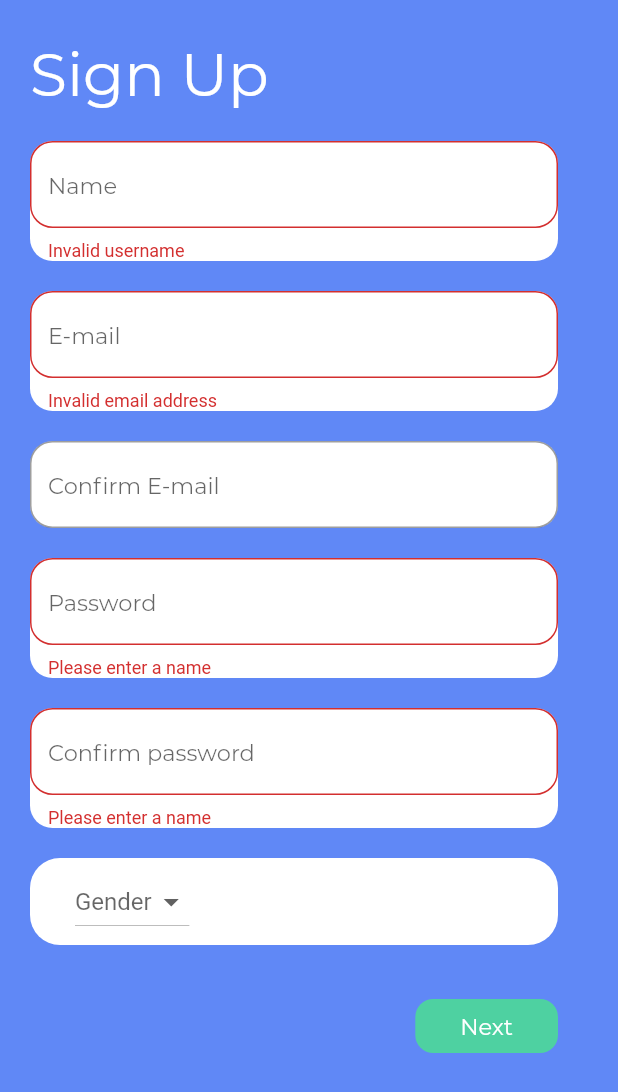
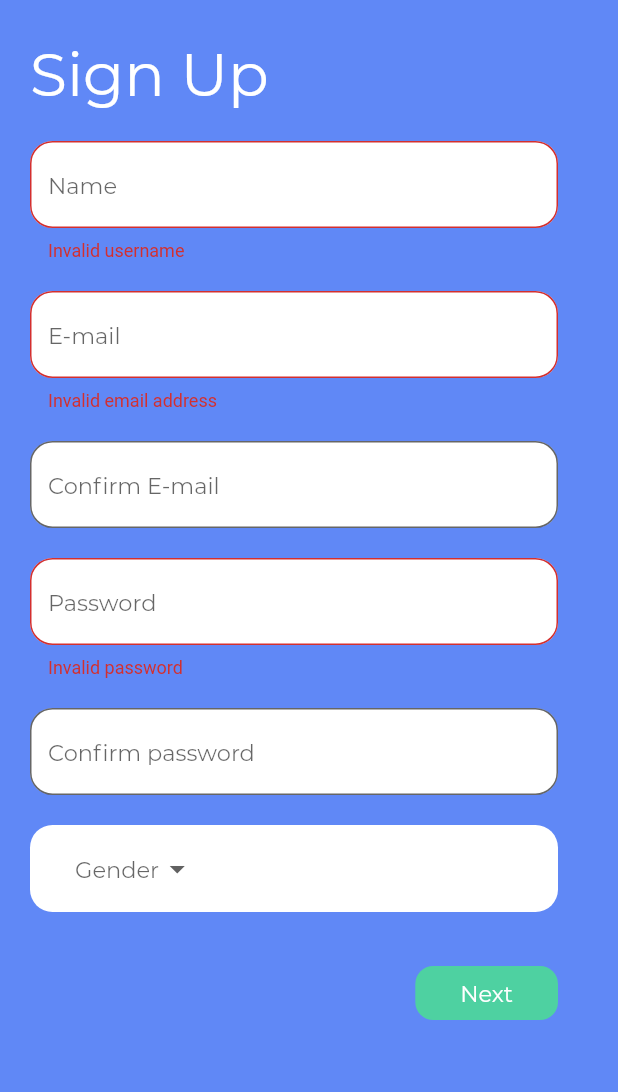
Before and after one commit to Kyu-u/Tutor-Me, a Flutter app: the SignUp1 screen opened by its route, after a tap on "Next", on a phone screen of 412 x 824 dp. Shown: the top 1092 px of the screen. Run offline on Flutter 3.47's test engine with Material 2 defaults, Android fonts, the phone set to English and light mode, and no system bars; our stand-ins replace email_validator, hexcolor.

```diff
--- a/lib/buttons/genderbutton.dart
+++ b/lib/buttons/genderbutton.dart
@@ -13,15 +13,23 @@ class _GenderState extends State<Gender> {
       alignment: Alignment.centerLeft,
       padding: EdgeInsets.fromLTRB(30, 5, 30, 5),
       decoration: BoxDecoration(
-        borderRadius: BorderRadius.circular(20),
+        borderRadius: BorderRadius.circular(15),
         color: Colors.white,
       ),
       child: DropdownButton<String>(
+        style: TextStyle(
+            fontFamily: 'Montserrat', fontSize: 15, color: Colors.black),
+        underline: Container(
+          color: Colors.white,
+        ),
         items: [
           DropdownMenuItem<String>(
             child: Text(
               'Male',
-              style: TextStyle(fontFamily: 'Montserrat', fontSize: 15),
+              style: TextStyle(
+                fontFamily: 'Montserrat',
+                fontSize: 15,
+              ),
             ),
             value: 'one',
           ),
--- a/lib/main.dart
+++ b/lib/main.dart
@@ -1,11 +1,14 @@
 import 'package:flutter/material.dart';
 import 'package:tutor_me/pages/landing_page.dart';
 import 'package:tutor_me/pages/signUp1.dart';
+import 'package:tutor_me/pages/signUp2.dart';
+import 'package:tutor_me/pages/signin.dart';
 
 void main() => runApp(MaterialApp(
       initialRoute: '/',
       routes: {
-        '/': (context) => LandingPage(),
+        '/': (context) => SignIn(),
         '/signup1': (context) => SignUp1(),
+        '/signup2': (context) => SignUp2(),
       },
     ));
--- a/lib/pages/sign.dart
+++ b/lib/pages/sign.dart
@@ -26,16 +26,16 @@ class Sign extends StatelessWidget {
                   style: TextStyle(
                     fontFamily: "Montserrat",
                     fontSize: 20,
-                    fontWeight: FontWeight.bold,
+                    // fontWeight: FontWeight.bold,
                     color: HexColor("6088f6"),
                   ),
                 ),
                 padding: EdgeInsets.fromLTRB(70, 15, 70, 15),
                 shape: RoundedRectangleBorder(
-                    borderRadius: BorderRadius.circular(10)),
+                    borderRadius: BorderRadius.circular(15)),
               ),
               SizedBox(
-                height: 120,
+                height: 80,
               ),
               RichText(
                 text: TextSpan(children: [
--- a/lib/pages/signUp1.dart
+++ b/lib/pages/signUp1.dart
@@ -45,18 +45,15 @@ class _SignUp1State extends State<SignUp1> {
                     SizedBox(
                       height: 20,
                     ),
-                    Container(
-                      decoration: BoxDecoration(
-                        borderRadius: BorderRadius.circular(15),
-                        color: Colors.white,
-                      ),
-                      child: TextFormField(
+                    TextFormField(
                       style: TextStyle(
                         fontFamily: 'Montserrat',
                         fontSize: 15,
                       ),
                       decoration: InputDecoration(
                           // labelText: 'Name',
+                          filled: true,
+                          fillColor: Colors.white,
                           hintText: 'Name',
                           alignLabelWithHint: false,
                           border: OutlineInputBorder(
@@ -73,22 +70,17 @@ class _SignUp1State extends State<SignUp1> {
                           return null;
                       },
                     ),
-                    ),
                     SizedBox(
                       height: 20,
                     ),
-                    Container(
-                      decoration: BoxDecoration(
-                        borderRadius: BorderRadius.circular(15),
-                        color: Colors.white,
-                      ),
-                      child: TextFormField(
+                    TextFormField(
                       style: TextStyle(
                         fontFamily: 'Montserrat',
                         fontSize: 15,
                       ),
                       decoration: InputDecoration(
-
+                          filled: true,
+                          fillColor: Colors.white,
                           // labelText: 'Name',
                           hintText: 'E-mail',
                           alignLabelWithHint: false,
@@ -102,21 +94,17 @@ class _SignUp1State extends State<SignUp1> {
                               ? null
                               : "Invalid email address",
                     ),
-                    ),
                     SizedBox(
                       height: 20,
                     ),
-                    Container(
-                      decoration: BoxDecoration(
-                        borderRadius: BorderRadius.circular(15),
-                        color: Colors.white,
-                      ),
-                      child: TextFormField(
+                    TextFormField(
                       style: TextStyle(
                         fontFamily: 'Montserrat',
                         fontSize: 15,
                       ),
                       decoration: InputDecoration(
+                          filled: true,
+                          fillColor: Colors.white,
                           // labelText: 'Name',
                           hintText: 'Confirm E-mail',
                           alignLabelWithHint: false,
@@ -125,25 +113,20 @@ class _SignUp1State extends State<SignUp1> {
                       textInputAction: TextInputAction.next,
                       onEditingComplete: () => node.nextFocus(),
                       controller: _confirmEmail,
-                        validator: (email) => email == _email.text
-                            ? null
-                            : "Invalid email address",
-                      ),
+                      validator: (email) =>
+                          email != _email.text ? "Invalid email address" : null,
                     ),
                     SizedBox(
                       height: 20,
                     ),
-                    Container(
-                      decoration: BoxDecoration(
-                        borderRadius: BorderRadius.circular(15),
-                        color: Colors.white,
-                      ),
-                      child: TextFormField(
+                    TextFormField(
                       style: TextStyle(
                         fontFamily: 'Montserrat',
                         fontSize: 15,
                       ),
                       decoration: InputDecoration(
+                          filled: true,
+                          fillColor: Colors.white,
                           // labelText: 'Name',
                           hintText: 'Password',
                           alignLabelWithHint: false,
@@ -152,25 +135,27 @@ class _SignUp1State extends State<SignUp1> {
                       textInputAction: TextInputAction.next,
                       onEditingComplete: () => node.nextFocus(),
                       controller: _pass,
-                        validator: (String value) {
-                          return value.isEmpty ? 'Please enter a name' : null;
+                      validator: (password) {
+                        Pattern pattern =
+                            r'^(?=.*[0-9]+.*)(?=.*[a-zA-Z]+.*)[0-9a-zA-Z]{6,}$';
+                        RegExp regex = new RegExp(pattern);
+                        if (!regex.hasMatch(password))
+                          return 'Invalid password';
+                        else
+                          return null;
                       },
-                      ),
                     ),
                     SizedBox(
                       height: 20,
                     ),
-                    Container(
-                      decoration: BoxDecoration(
-                        borderRadius: BorderRadius.circular(15),
-                        color: Colors.white,
-                      ),
-                      child: TextFormField(
+                    TextFormField(
                       style: TextStyle(
                         fontFamily: 'Montserrat',
                         fontSize: 15,
                       ),
                       decoration: InputDecoration(
+                          filled: true,
+                          fillColor: Colors.white,
                           // labelText: 'Name',
                           hintText: 'Confirm password',
                           alignLabelWithHint: false,
@@ -179,10 +164,8 @@ class _SignUp1State extends State<SignUp1> {
                       textInputAction: TextInputAction.next,
                       onEditingComplete: () => node.nextFocus(),
                       controller: _confirmPass,
-                        validator: (String value) {
-                          return value.isEmpty ? 'Please enter a name' : null;
-                        },
-                      ),
+                      validator: (value) =>
+                          value != _pass.text ? "Invalid password" : null,
                     ),
                     SizedBox(
                       height: 20,
@@ -201,6 +184,7 @@ class _SignUp1State extends State<SignUp1> {
                             print(_email.text);
                             if (_formKey.currentState.validate()) {
                               _formKey.currentState.save();
+                              Navigator.pushNamed(context, '/signup2');
                             }
                           },
                           child: Text(
--- /dev/null
+++ b/lib/pages/signin.dart
@@ -0,0 +1,70 @@
+import 'package:flutter/material.dart';
+import 'package:hexcolor/hexcolor.dart';
+import 'package:flutter/cupertino.dart';
+
+class SignIn extends StatefulWidget {
+  @override
+  _SignInState createState() => _SignInState();
+}
+
+class _SignInState extends State<SignIn> {
+  final _formKey = GlobalKey<FormState>();
+  @override
+  Widget build(BuildContext context) {
+    final node = FocusScope.of(context);
+    return Scaffold(
+        backgroundColor: HexColor("6088f6"),
+        body: SafeArea(
+          child: ListView(
+            children: [
+              Center(
+                  child: Form(
+                key: _formKey,
+                child: Padding(
+                  padding: const EdgeInsets.all(30.0),
+                  child: Column(
+                    mainAxisAlignment: MainAxisAlignment.start,
+                    children: [
+                      Padding(
+                        padding: const EdgeInsets.all(30.0),
+                        child:
+                            Image(image: AssetImage('assets/images/logo.png')),
+                      ),
+                      // SizedBox(
+                      //   height: 30,
+                      // ),
+                      TextFormField(
+                        style: TextStyle(
+                          fontFamily: 'Montserrat',
+                          fontSize: 15,
+                          color: Colors.white,
+                        ),
+                        cursorColor: Colors.white,
+                        decoration: InputDecoration(
+                            icon: Icon(
+                              Icons.email,
+                              color: Colors.white,
+                            ),
+                            enabledBorder: new UnderlineInputBorder(
+                                borderSide: BorderSide(color: Colors.white)),
+                            focusedBorder: new UnderlineInputBorder(
+                                borderSide: BorderSide(color: Colors.white)),
+                            labelText: 'E-mail',
+                            labelStyle: TextStyle(color: Colors.white),
+                            // hintText: 'Name',
+                            // alignLabelWithHint: false,
+                            border: UnderlineInputBorder(
+                                borderRadius: BorderRadius.circular(15),
+                                borderSide: BorderSide(color: Colors.white))),
+                        textInputAction: TextInputAction.next,
+                        onEditingComplete: () => node.nextFocus(),
+                      ),
+                    ],
+                  ),
+                ),
+              )),
+            ],
+          ),
+        ));
+  }
+}
--- a/pubspec.yaml
+++ b/pubspec.yaml
@@ -64,8 +64,9 @@ flutter:
   fonts:
    - family: Montserrat
      fonts:
-       - asset: assets/fonts/Montserrat-Regular.ttf
-
+      - asset: assets/fonts/Montserrat-Regular.ttf
+      - asset: assets/fonts/Montserrat-Bold.ttf
+        weight: 700
   #   - family: Trajan Pro
   #     fonts:
   #       - asset: fonts/TrajanPro.ttf
```
Also changed, not shown: lib/pages/signUp2.dart (+74 -0 lines), assets/fonts/Montserrat-Bold.ttf (added). Lines whose indentation alone changed are shown as unchanged.
